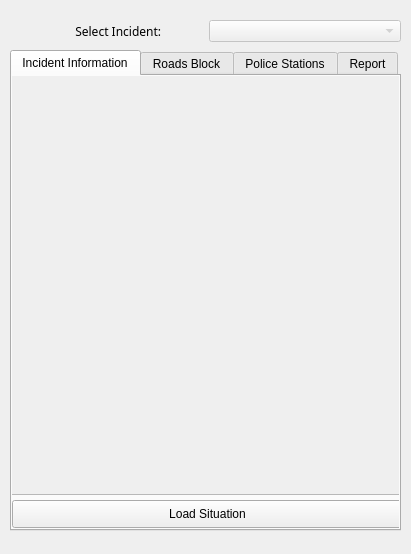
Qt form PRS_dockwidget_base.ui (EnderPeter/GEO1005) before a commit.
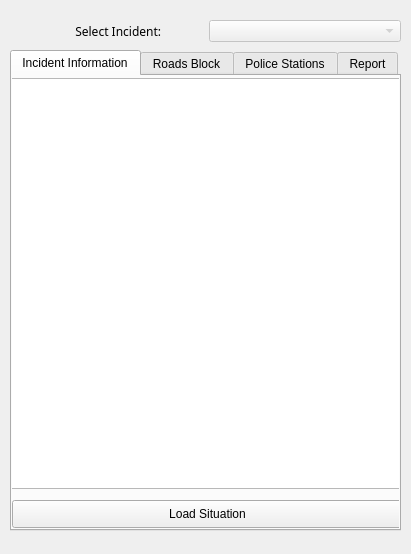
The same form after that commit. The open tabs and pages were chosen to show the change.

Commit message: Initial Incident Information added/ Other test errors fixed

The edit to the form file:
```diff
--- a/PRS_dockwidget_base.ui
+++ b/PRS_dockwidget_base.ui
@@ -96,14 +96,14 @@
      </attribute>
      <widget class="QListWidget" name="ReportInformation">
       <property name="enabled">
-       <bool>false</bool>
+       <bool>true</bool>
       </property>
       <property name="geometry">
        <rect>
         <x>-1</x>
-        <y>-2</y>
+        <y>2</y>
         <width>391</width>
-        <height>421</height>
+        <height>411</height>
        </rect>
       </property>
      </widget>
```
Left out of the diff: 14 changed lines with no effect on the pictures. The commit also changes 2 other files.
